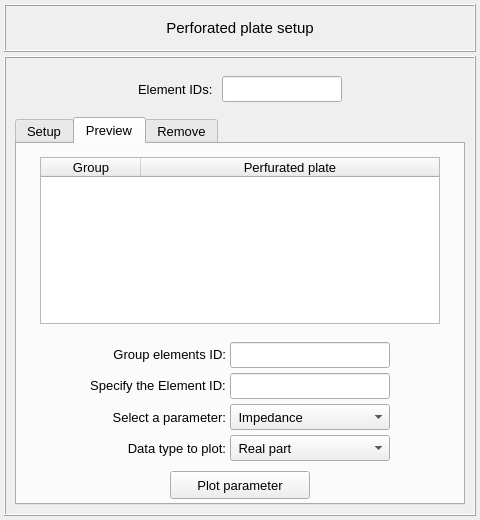
This is pulse/interface/data/ui_files/model/setup/acoustic/perforated_plate_input.ui in open-pulse/OpenPulse as Qt 5 draws it before an edit. The edited form follows.
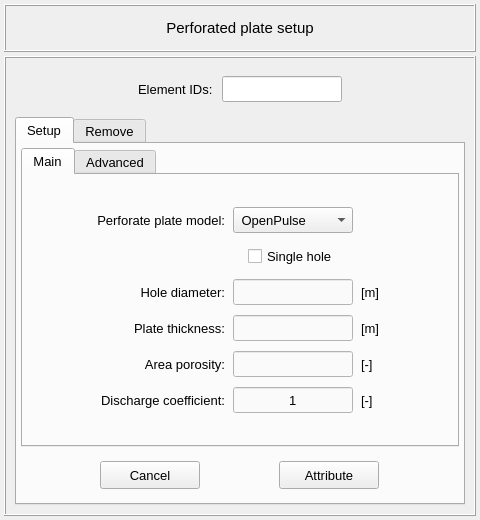
This is the edited form. The open tabs and pages were chosen to show the change. Icons and pictures are not drawn.

Commit message: Adjustments in perforated plate class

```diff
--- a/pulse/interface/data/ui_files/model/setup/acoustic/perforated_plate_input.ui
+++ b/pulse/interface/data/ui_files/model/setup/acoustic/perforated_plate_input.ui
@@ -193,8 +193,8 @@
         </layout>
        </widget>
       </item>
-      <item row="1" column="0">
-       <widget class="QTabWidget" name="tabWidget_perforated_plate">
+      <item row="2" column="0">
+       <widget class="QTabWidget" name="tabWidget_main">
         <property name="enabled">
          <bool>true</bool>
         </property>
@@ -3204,502 +3204,6 @@
           </item>
          </layout>
         </widget>
-        <widget class="QWidget" name="tab_preview">
-         <property name="enabled">
-          <bool>true</bool>
-         </property>
-         <attribute name="title">
-          <string>Preview</string>
-         </attribute>
-         <layout class="QGridLayout" name="gridLayout_12">
-          <property name="leftMargin">
-           <number>4</number>
-          </property>
-          <property name="topMargin">
-           <number>4</number>
-          </property>
-          <property name="rightMargin">
-           <number>4</number>
-          </property>
-          <property name="bottomMargin">
-           <number>4</number>
-          </property>
-          <property name="spacing">
-           <number>4</number>
-          </property>
-          <item row="2" column="0">
-           <widget class="QFrame" name="frame_4">
-            <property name="maximumSize">
-             <size>
-              <width>16777215</width>
-              <height>42</height>
-             </size>
-            </property>
-            <property name="frameShape">
-             <enum>QFrame::NoFrame</enum>
-            </property>
-            <property name="frameShadow">
-             <enum>QFrame::Raised</enum>
-            </property>
-            <layout class="QGridLayout" name="gridLayout_8">
-             <property name="leftMargin">
-              <number>0</number>
-             </property>
-             <property name="topMargin">
-              <number>0</number>
-             </property>
-             <property name="rightMargin">
-              <number>0</number>
-             </property>
-             <property name="bottomMargin">
-              <number>0</number>
-             </property>
-             <property name="spacing">
-              <number>0</number>
-             </property>
-             <item row="0" column="0">
-              <widget class="QPushButton" name="pushButton_plot_parameter">
-               <property name="minimumSize">
-                <size>
-                 <width>140</width>
-                 <height>28</height>
-                </size>
-               </property>
-               <property name="maximumSize">
-                <size>
-                 <width>140</width>
-                 <height>28</height>
-                </size>
-               </property>
-               <property name="font">
-                <font>
-                 <family>MS Shell Dlg 2</family>
-                 <pointsize>10</pointsize>
-                 <weight>50</weight>
-                 <italic>false</italic>
-                 <bold>false</bold>
-                </font>
-               </property>
-               <property name="styleSheet">
-                <string notr="true"/>
-               </property>
-               <property name="text">
-                <string>Plot parameter</string>
-               </property>
-              </widget>
-             </item>
-            </layout>
-           </widget>
-          </item>
-          <item row="1" column="0">
-           <widget class="QFrame" name="frame_3">
-            <property name="minimumSize">
-             <size>
-              <width>0</width>
-              <height>130</height>
-             </size>
-            </property>
-            <property name="maximumSize">
-             <size>
-              <width>16777215</width>
-              <height>160</height>
-             </size>
-            </property>
-            <property name="frameShape">
-             <enum>QFrame::NoFrame</enum>
-            </property>
-            <property name="frameShadow">
-             <enum>QFrame::Raised</enum>
-            </property>
-            <layout class="QGridLayout" name="gridLayout_7">
-             <property name="leftMargin">
-              <number>4</number>
-             </property>
-             <property name="topMargin">
-              <number>4</number>
-             </property>
-             <property name="rightMargin">
-              <number>4</number>
-             </property>
-             <property name="bottomMargin">
-              <number>4</number>
-             </property>
-             <property name="spacing">
-              <number>4</number>
-             </property>
-             <item row="2" column="2">
-              <widget class="QComboBox" name="comboBox_parameter_to_plot">
-               <property name="minimumSize">
-                <size>
-                 <width>0</width>
-                 <height>26</height>
-                </size>
-               </property>
-               <property name="maximumSize">
-                <size>
-                 <width>16777215</width>
-                 <height>26</height>
-                </size>
-               </property>
-               <item>
-                <property name="text">
-                 <string> Impedance</string>
-                </property>
-               </item>
-               <item>
-                <property name="text">
-                 <string> Absorption coefficient</string>
-                </property>
-               </item>
-              </widget>
-             </item>
-             <item row="2" column="1">
-              <widget class="QLabel" name="label_7">
-               <property name="minimumSize">
-                <size>
-                 <width>0</width>
-                 <height>26</height>
-                </size>
-               </property>
-               <property name="maximumSize">
-                <size>
-                 <width>16777215</width>
-                 <height>26</height>
-                </size>
-               </property>
-               <property name="font">
-                <font>
-                 <family>MS Shell Dlg 2</family>
-                 <pointsize>10</pointsize>
-                 <weight>50</weight>
-                 <italic>false</italic>
-                 <bold>false</bold>
-                </font>
-               </property>
-               <property name="text">
-                <string>Select a parameter:</string>
-               </property>
-               <property name="alignment">
-                <set>Qt::AlignRight|Qt::AlignTrailing|Qt::AlignVCenter</set>
-               </property>
-              </widget>
-             </item>
-             <item row="1" column="0">
-              <spacer name="horizontalSpacer_11">
-               <property name="orientation">
-                <enum>Qt::Horizontal</enum>
-               </property>
-               <property name="sizeHint" stdset="0">
-                <size>
-                 <width>40</width>
-                 <height>20</height>
-                </size>
-               </property>
-              </spacer>
-             </item>
-             <item row="1" column="3">
-              <spacer name="horizontalSpacer_10">
-               <property name="orientation">
-                <enum>Qt::Horizontal</enum>
-               </property>
-               <property name="sizeHint" stdset="0">
-                <size>
-                 <width>40</width>
-                 <height>20</height>
-                </size>
-               </property>
-              </spacer>
-             </item>
-             <item row="3" column="2">
-              <widget class="QComboBox" name="comboBox_data_type">
-               <property name="minimumSize">
-                <size>
-                 <width>0</width>
-                 <height>26</height>
-                </size>
-               </property>
-               <property name="maximumSize">
-                <size>
-                 <width>16777215</width>
-                 <height>26</height>
-                </size>
-               </property>
-               <item>
-                <property name="text">
-                 <string> Real part</string>
-                </property>
-               </item>
-               <item>
-                <property name="text">
-                 <string> Imaginary part</string>
-                </property>
-               </item>
-              </widget>
-             </item>
-             <item row="1" column="1">
-              <widget class="QLabel" name="label_3">
-               <property name="minimumSize">
-                <size>
-                 <width>0</width>
-                 <height>25</height>
-                </size>
-               </property>
-               <property name="maximumSize">
-                <size>
-                 <width>16777215</width>
-                 <height>25</height>
-                </size>
-               </property>
-               <property name="font">
-                <font>
-                 <family>MS Shell Dlg 2</family>
-                 <pointsize>10</pointsize>
-                 <weight>50</weight>
-                 <italic>false</italic>
-                 <bold>false</bold>
-                </font>
-               </property>
-               <property name="text">
-                <string>Specify the Element ID:</string>
-               </property>
-               <property name="alignment">
-                <set>Qt::AlignCenter</set>
-               </property>
-              </widget>
-             </item>
-             <item row="1" column="2">
-              <widget class="QLineEdit" name="lineEdit_specify_element_id">
-               <property name="minimumSize">
-                <size>
-                 <width>108</width>
-                 <height>26</height>
-                </size>
-               </property>
-               <property name="maximumSize">
-                <size>
-                 <width>16777215</width>
-                 <height>26</height>
-                </size>
-               </property>
-               <property name="font">
-                <font>
-                 <family>Arial</family>
-                 <pointsize>10</pointsize>
-                 <weight>50</weight>
-                 <italic>false</italic>
-                 <bold>false</bold>
-                </font>
-               </property>
-               <property name="styleSheet">
-                <string notr="true"/>
-               </property>
-               <property name="text">
-                <string/>
-               </property>
-               <property name="alignment">
-                <set>Qt::AlignCenter</set>
-               </property>
-              </widget>
-             </item>
-             <item row="0" column="1">
-              <widget class="QLabel" name="label_4">
-               <property name="minimumSize">
-                <size>
-                 <width>0</width>
-                 <height>25</height>
-                </size>
-               </property>
-               <property name="maximumSize">
-                <size>
-                 <width>16777215</width>
-                 <height>25</height>
-                </size>
-               </property>
-               <property name="font">
-                <font>
-                 <family>MS Shell Dlg 2</family>
-                 <pointsize>10</pointsize>
-                 <weight>50</weight>
-                 <italic>false</italic>
-                 <bold>false</bold>
-                </font>
-               </property>
-               <property name="styleSheet">
-                <string notr="true"/>
-               </property>
-               <property name="text">
-                <string>Group elements ID:</string>
-               </property>
-               <property name="alignment">
-                <set>Qt::AlignRight|Qt::AlignTrailing|Qt::AlignVCenter</set>
-               </property>
-              </widget>
-             </item>
-             <item row="3" column="1">
-              <widget class="QLabel" name="label_6">
-               <property name="minimumSize">
-                <size>
-                 <width>0</width>
-                 <height>26</height>
-                </size>
-               </property>
-               <property name="maximumSize">
-                <size>
-                 <width>16777215</width>
-                 <height>26</height>
-                </size>
-               </property>
-               <property name="font">
-                <font>
-                 <family>MS Shell Dlg 2</family>
-                 <pointsize>10</pointsize>
-                 <weight>50</weight>
-                 <italic>false</italic>
-                 <bold>false</bold>
-                </font>
-               </property>
-               <property name="text">
-                <string>Data type to plot:</string>
-               </property>
-               <property name="alignment">
-                <set>Qt::AlignRight|Qt::AlignTrailing|Qt::AlignVCenter</set>
-               </property>
-              </widget>
-             </item>
-             <item row="0" column="2">
-              <widget class="QLineEdit" name="lineEdit_element_id_plot">
-               <property name="minimumSize">
-                <size>
-                 <width>108</width>
-                 <height>26</height>
-                </size>
-               </property>
-               <property name="maximumSize">
-                <size>
-                 <width>16777215</width>
-                 <height>26</height>
-                </size>
-               </property>
-               <property name="font">
-                <font>
-                 <family>Arial</family>
-                 <pointsize>10</pointsize>
-                 <weight>50</weight>
-                 <italic>false</italic>
-                 <bold>false</bold>
-                </font>
-               </property>
-               <property name="styleSheet">
-                <string notr="true"/>
-               </property>
-               <property name="text">
-                <string/>
-               </property>
-               <property name="alignment">
-                <set>Qt::AlignCenter</set>
-               </property>
-              </widget>
-             </item>
-            </layout>
-           </widget>
-          </item>
-          <item row="0" column="0">
-           <widget class="QFrame" name="frame_7">
-            <property name="maximumSize">
-             <size>
-              <width>16777215</width>
-              <height>240</height>
-             </size>
-            </property>
-            <property name="frameShape">
-             <enum>QFrame::NoFrame</enum>
-            </property>
-            <property name="frameShadow">
-             <enum>QFrame::Raised</enum>
-            </property>
-            <layout class="QGridLayout" name="gridLayout_10">
-             <item row="0" column="0">
-              <widget class="QTreeWidget" name="treeWidget_perforated_plate_preview">
-               <property name="minimumSize">
-                <size>
-                 <width>0</width>
-                 <height>0</height>
-                </size>
-               </property>
-               <property name="maximumSize">
-                <size>
-                 <width>400</width>
-                 <height>400</height>
-                </size>
-               </property>
-               <property name="font">
-                <font>
-                 <family>MS Shell Dlg 2</family>
-                 <pointsize>9</pointsize>
-                 <weight>50</weight>
-                 <italic>false</italic>
-                 <bold>false</bold>
-                </font>
-               </property>
-               <property name="toolTip">
-                <string>&lt;html&gt;&lt;head/&gt;&lt;body&gt;&lt;p&gt;Select a group to plot the perforated plate parameter or press double-click to get detailed information.&lt;/p&gt;&lt;/body&gt;&lt;/html&gt;</string>
-               </property>
-               <property name="indentation">
-                <number>1</number>
-               </property>
-               <property name="headerHidden">
-                <bool>false</bool>
-               </property>
-               <attribute name="headerHighlightSections">
-                <bool>false</bool>
-               </attribute>
-               <attribute name="headerShowSortIndicator" stdset="0">
-                <bool>false</bool>
-               </attribute>
-               <attribute name="headerStretchLastSection">
-                <bool>true</bool>
-               </attribute>
-               <column>
-                <property name="text">
-                 <string>Group</string>
-                </property>
-                <property name="font">
-                 <font>
-                  <family>MS Shell Dlg 2</family>
-                  <pointsize>10</pointsize>
-                  <weight>50</weight>
-                  <italic>false</italic>
-                  <bold>false</bold>
-                 </font>
-                </property>
-                <property name="textAlignment">
-                 <set>AlignCenter</set>
-                </property>
-               </column>
-               <column>
-                <property name="text">
-                 <string>Perfurated plate</string>
-                </property>
-                <property name="font">
-                 <font>
-                  <family>MS Shell Dlg 2</family>
-                  <pointsize>10</pointsize>
-                  <weight>50</weight>
-                  <italic>false</italic>
-                  <bold>false</bold>
-                 </font>
-                </property>
-                <property name="textAlignment">
-                 <set>AlignCenter</set>
-                </property>
-               </column>
-              </widget>
-             </item>
-            </layout>
-           </widget>
-          </item>
-         </layout>
-        </widget>
         <widget class="QWidget" name="tab_remove">
          <attribute name="title">
           <string>Remove</string>
@@ -3797,7 +3301,108 @@
             </layout>
            </widget>
           </item>
-          <item row="0" column="0">
+          <item row="1" column="0">
+           <widget class="QFrame" name="frame_3">
+            <property name="minimumSize">
+             <size>
+              <width>0</width>
+              <height>48</height>
+             </size>
+            </property>
+            <property name="maximumSize">
+             <size>
+              <width>16777215</width>
+              <height>160</height>
+             </size>
+            </property>
+            <property name="frameShape">
+             <enum>QFrame::NoFrame</enum>
+            </property>
+            <property name="frameShadow">
+             <enum>QFrame::Raised</enum>
+            </property>
+            <layout class="QGridLayout" name="gridLayout_7">
+             <property name="leftMargin">
+              <number>4</number>
+             </property>
+             <property name="topMargin">
+              <number>4</number>
+             </property>
+             <property name="rightMargin">
+              <number>4</number>
+             </property>
+             <property name="bottomMargin">
+              <number>4</number>
+             </property>
+             <property name="spacing">
+              <number>4</number>
+             </property>
+             <item row="0" column="1">
+              <widget class="QPushButton" name="pushButton_plot_absorption_coefficient">
+               <property name="minimumSize">
+                <size>
+                 <width>140</width>
+                 <height>28</height>
+                </size>
+               </property>
+               <property name="maximumSize">
+                <size>
+                 <width>140</width>
+                 <height>28</height>
+                </size>
+               </property>
+               <property name="font">
+                <font>
+                 <family>MS Shell Dlg 2</family>
+                 <pointsize>10</pointsize>
+                 <weight>50</weight>
+                 <italic>false</italic>
+                 <bold>false</bold>
+                </font>
+               </property>
+               <property name="styleSheet">
+                <string notr="true"/>
+               </property>
+               <property name="text">
+                <string>Plot absorption coef.</string>
+               </property>
+              </widget>
+             </item>
+             <item row="0" column="0">
+              <widget class="QPushButton" name="pushButton_plot_impedance">
+               <property name="minimumSize">
+                <size>
+                 <width>140</width>
+                 <height>28</height>
+                </size>
+               </property>
+               <property name="maximumSize">
+                <size>
+                 <width>140</width>
+                 <height>28</height>
+                </size>
+               </property>
+               <property name="font">
+                <font>
+                 <family>MS Shell Dlg 2</family>
+                 <pointsize>10</pointsize>
+                 <weight>50</weight>
+                 <italic>false</italic>
+                 <bold>false</bold>
+                </font>
+               </property>
+               <property name="styleSheet">
+                <string notr="true"/>
+               </property>
+               <property name="text">
+                <string>Plot impedance</string>
+               </property>
+              </widget>
+             </item>
+            </layout>
+           </widget>
+          </item>
+          <item row="3" column="0">
            <widget class="QFrame" name="frame_20">
             <property name="maximumSize">
              <size>
```
Left out of the diff: 164 changed lines with no effect on the pictures. The commit also changes 3 other files.
